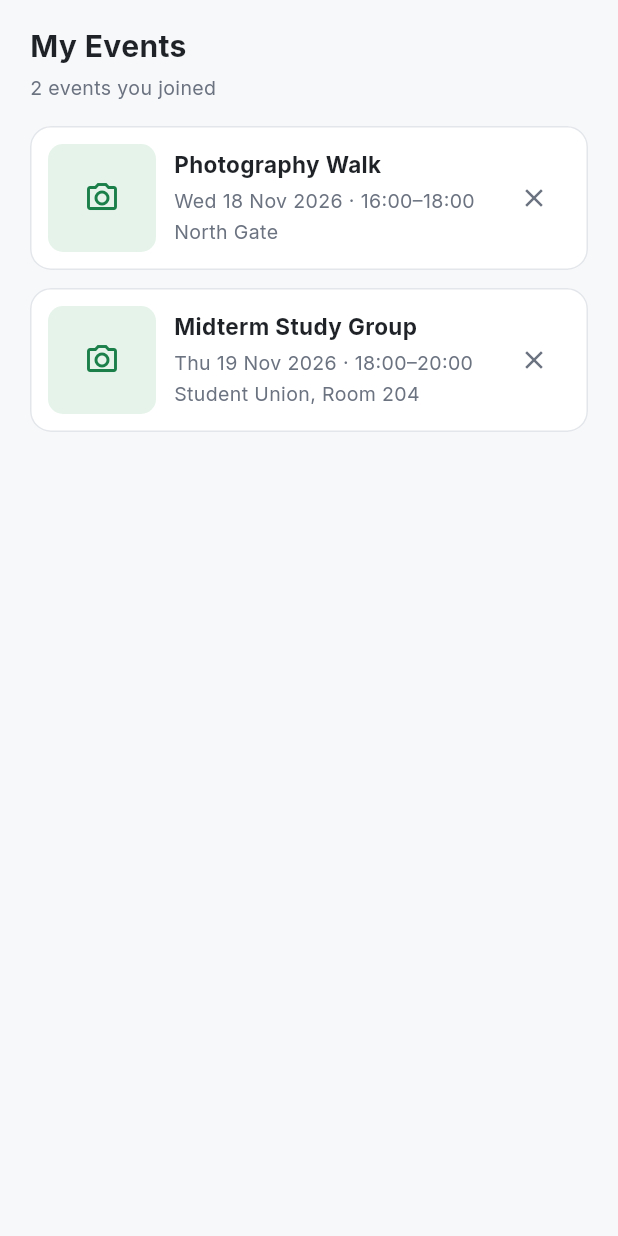
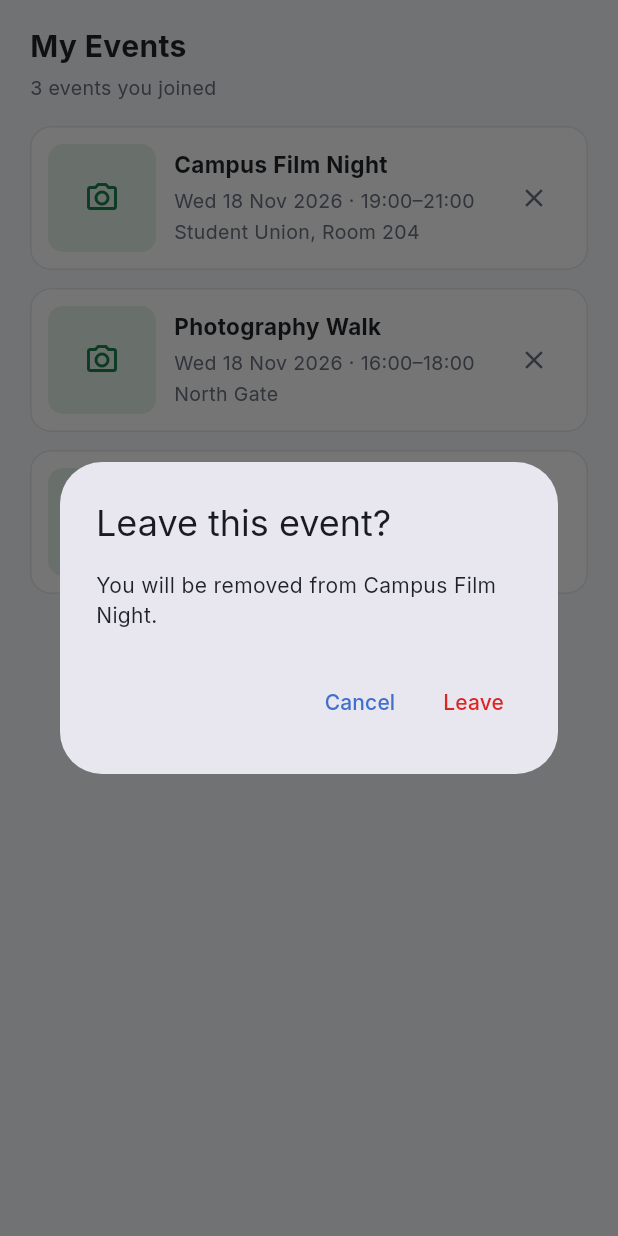
Before and after one commit to dolunayozbilgin/CampusConnect, a Flutter app: the MyEventsScreen widget shown alone on an empty page, opened directly, after a tap on the "close" icon, on a phone screen of 412 x 824 dp. Run offline on Flutter 3.47's test engine with Material 3 defaults, Android fonts, the phone set to English and light mode, and no system bars; network calls fail.

Commit message:
Ask before leaving an event

```diff
--- a/lib/screens/my_events_screen.dart
+++ b/lib/screens/my_events_screen.dart
@@ -42,12 +42,42 @@ class _MyEventsScreenState extends State<MyEventsScreen> {
             itemBuilder: (context, index) {
               return _MyEventCard(
                 event: myEvents[index],
-                onRemove: () => _removeEvent(index),
+                onRemove: () => _confirmRemove(index),
               );
             },
           ),
         ),
       ],
+    );
+  }
+
+  void _confirmRemove(int index) {
+    final event = myEvents[index];
+    showDialog(
+      context: context,
+      builder: (dialogContext) {
+        return AlertDialog(
+          title: const Text('Leave this event?'),
+          content: Text(
+            'You will be removed from ${event.title}.',
+            style: AppTextStyles.body,
+          ),
+          actions: [
+            TextButton(
+              onPressed: () => Navigator.pop(dialogContext),
+              child: const Text('Cancel'),
+            ),
+            TextButton(
+              onPressed: () {
+                Navigator.pop(dialogContext);
+                _removeEvent(index);
+              },
+              style: TextButton.styleFrom(foregroundColor: AppColors.error),
+              child: const Text('Leave'),
+            ),
+          ],
+        );
+      },
     );
   }
 
```
